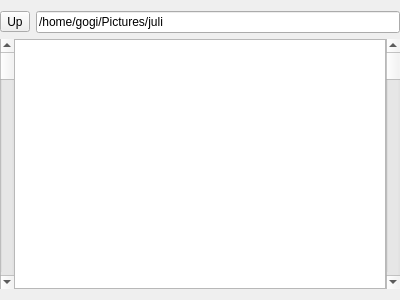
The window that dirmodeltest/Md5TableWidget.ui (rudygogi/md5sync) describes before a commit, drawn with Qt 5.
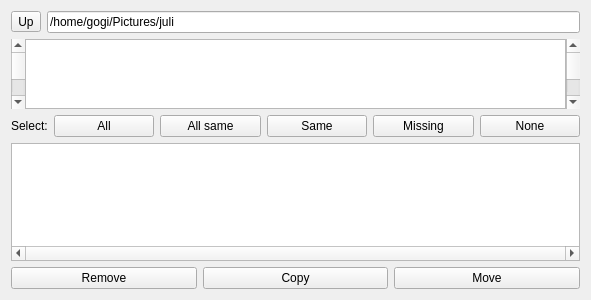
The same window after the commit.

Commit message: Function buttons suggestions

```diff
--- a/dirmodeltest/Md5TableWidget.ui
+++ b/dirmodeltest/Md5TableWidget.ui
@@ -6,35 +6,33 @@
    <rect>
     <x>0</x>
     <y>0</y>
-    <width>400</width>
+    <width>591</width>
     <height>300</height>
    </rect>
   </property>
   <property name="windowTitle">
    <string>Form</string>
   </property>
-  <layout class="QGridLayout" name="gridLayout">
-   <property name="leftMargin">
-    <number>0</number>
-   </property>
-   <property name="rightMargin">
-    <number>0</number>
-   </property>
-   <item row="0" column="0">
-    <widget class="QToolButton" name="cdUpButton">
-     <property name="text">
-      <string>Up</string>
-     </property>
-    </widget>
+  <layout class="QVBoxLayout" name="verticalLayout">
+   <item>
+    <layout class="QHBoxLayout" name="horizontalLayout_2">
+     <item>
+      <widget class="QToolButton" name="cdUpButton">
+       <property name="text">
+        <string>Up</string>
+       </property>
+      </widget>
+     </item>
+     <item>
+      <widget class="QLineEdit" name="pathLineEdit">
+       <property name="text">
+        <string>/home/gogi/Pictures/juli</string>
+       </property>
+      </widget>
+     </item>
+    </layout>
    </item>
-   <item row="0" column="1">
-    <widget class="QLineEdit" name="pathLineEdit">
-     <property name="text">
-      <string>/home/gogi/Pictures/juli</string>
-     </property>
-    </widget>
-   </item>
-   <item row="1" column="0" colspan="2">
+   <item>
     <layout class="QHBoxLayout" name="horizontalLayout">
      <property name="spacing">
       <number>0</number>
@@ -132,6 +130,90 @@
      </item>
     </layout>
    </item>
+   <item>
+    <layout class="QHBoxLayout" name="horizontalLayout_3">
+     <item>
+      <widget class="QLabel" name="label">
+       <property name="sizePolicy">
+        <sizepolicy hsizetype="Fixed" vsizetype="Preferred">
+         <horstretch>0</horstretch>
+         <verstretch>0</verstretch>
+        </sizepolicy>
+       </property>
+       <property name="text">
+        <string>Select:</string>
+       </property>
+      </widget>
+     </item>
+     <item>
+      <widget class="QPushButton" name="pushButton">
+       <property name="text">
+        <string>All</string>
+       </property>
+      </widget>
+     </item>
+     <item>
+      <widget class="QPushButton" name="pushButton_3">
+       <property name="text">
+        <string>All same</string>
+       </property>
+      </widget>
+     </item>
+     <item>
+      <widget class="QPushButton" name="pushButton_4">
+       <property name="text">
+        <string>Same</string>
+       </property>
+      </widget>
+     </item>
+     <item>
+      <widget class="QPushButton" name="pushButton_5">
+       <property name="text">
+        <string>Missing</string>
+       </property>
+      </widget>
+     </item>
+     <item>
+      <widget class="QPushButton" name="pushButton_2">
+       <property name="text">
+        <string>None</string>
+       </property>
+      </widget>
+     </item>
+    </layout>
+   </item>
+   <item>
+    <widget class="QGraphicsView" name="graphicsView">
+     <property name="horizontalScrollBarPolicy">
+      <enum>Qt::ScrollBarAlwaysOn</enum>
+     </property>
+    </widget>
+   </item>
+   <item>
+    <layout class="QHBoxLayout" name="horizontalLayout_4">
+     <item>
+      <widget class="QPushButton" name="pushButton_6">
+       <property name="text">
+        <string>Remove</string>
+       </property>
+      </widget>
+     </item>
+     <item>
+      <widget class="QPushButton" name="pushButton_7">
+       <property name="text">
+        <string>Copy</string>
+       </property>
+      </widget>
+     </item>
+     <item>
+      <widget class="QPushButton" name="pushButton_8">
+       <property name="text">
+        <string>Move</string>
+       </property>
+      </widget>
+     </item>
+    </layout>
+   </item>
   </layout>
  </widget>
  <resources/>
```
